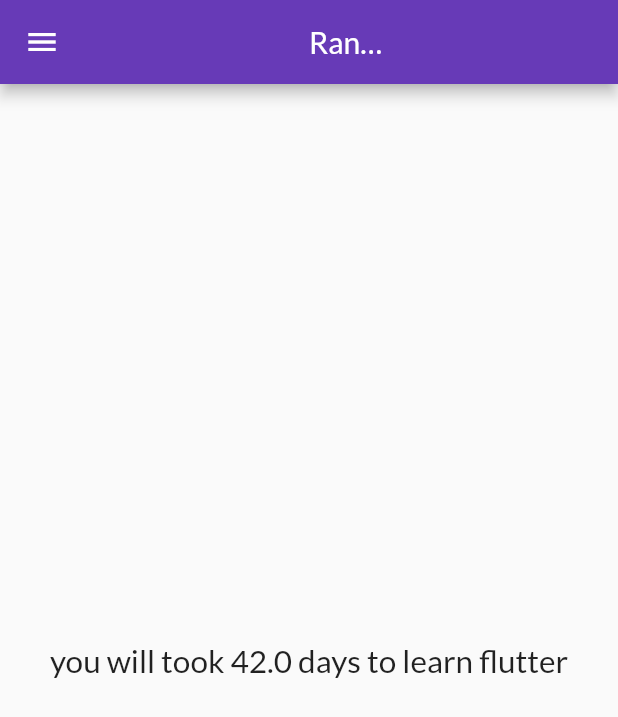
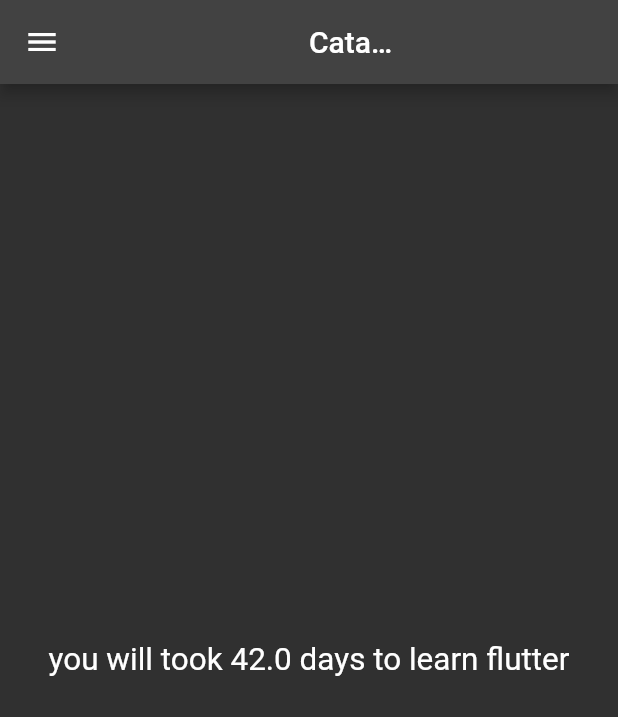
Before and after one commit to reyan1243/flutter_basic, a Flutter app: the screen it shows after launch, on a phone screen of 412 x 824 dp. Shown: the top 717 px of the screen. Run offline on Flutter 3.47's test engine with Material 2 defaults, Android fonts, the phone set to English and light mode, and no system bars; our stand-ins replace google_fonts; key blocks and very long unbroken strings in the code were emptied for the run.

Commit message:
theme extracted

```diff
--- a/flutter_application_1/lib/main.dart
+++ b/flutter_application_1/lib/main.dart
@@ -3,6 +3,7 @@ import 'package:flutter/material.dart';
 import 'package:flutter_application_1/pages/home_page.dart';
 import 'package:flutter_application_1/pages/login_page.dart';
 import 'package:flutter_application_1/utils/routes.dart';
+import 'package:flutter_application_1/widgets/theme.dart';
 import "package:google_fonts/google_fonts.dart";
 
 void main() {
@@ -18,18 +19,9 @@ class MyApp extends StatelessWidget {
       debugShowCheckedModeBanner: false,
       // home: HomePage(),
 
-      themeMode: ThemeMode.light,
-      theme: ThemeData(
-        primarySwatch: Colors.deepPurple,
-        // brightness: Brightness.light,
-        fontFamily: GoogleFonts.lato().fontFamily,
-        // primaryTextTheme: GoogleFonts.latoTextTheme(),
-      ),
-      // darkTheme: ThemeData(
-      //   // brightness: Brightness.dark,
-      //   primarySwatch: Colors.deepOrange,
-      // ),
-      // initialRoute: "/",
+      themeMode: ThemeMode.dark,
+      theme: MyTheme.lightTheme(context),
+      darkTheme: MyTheme.darkTheme(context),
       routes: {
         "/": (context) => HomePage(),
         MyRoutes.loginRoute: (context) => LoginPage(),
--- a/flutter_application_1/lib/pages/home_page.dart
+++ b/flutter_application_1/lib/pages/home_page.dart
@@ -10,7 +10,7 @@ class HomePage extends StatelessWidget {
     double val = 42;
     return Scaffold(
       appBar: AppBar(
-        title: Text("Rand App"),
+        title: Text("Catalog App"),
         titleSpacing: 150,
       ),
       drawer: MyDrawer(),
--- a/flutter_application_1/lib/widgets/drawer.dart
+++ b/flutter_application_1/lib/widgets/drawer.dart
@@ -79,7 +79,7 @@ class MyDrawer extends StatelessWidget {
                 "QR Code scanner",
                 style: TextStyle(
                   color: Colors.white,
-                  fontSize: 19,
+                  fontSize: 18,
                 ),
               ),
             ),
--- /dev/null
+++ b/flutter_application_1/lib/widgets/theme.dart
@@ -0,0 +1,24 @@
+import 'package:flutter/material.dart';
+import "package:google_fonts/google_fonts.dart";
+
+
+class MyTheme{
+static ThemeData lightTheme(BuildContext context)=> ThemeData(
+          primarySwatch: Colors.deepPurple,
+          // brightness: Brightness.light,
+          fontFamily: GoogleFonts.lato().fontFamily,
+          appBarTheme: AppBarTheme(
+            color: Colors.white,
+            iconTheme: IconThemeData(color: Colors.black),
+            elevation: 0.0,
+            toolbarTextStyle: Theme.of(context).textTheme.bodyText2,
+            titleTextStyle: Theme.of(context).textTheme.headline5,
+
+          )
+          );
+
+      static ThemeData darkTheme(BuildContext context) => ThemeData(
+      brightness: Brightness.dark,
+      );
+
+}
```
